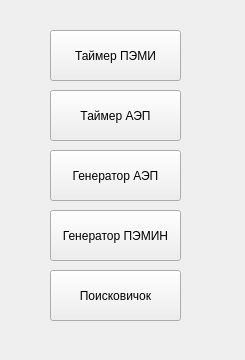
First picture: the form in source/modes/modeswidget.ui, repository VictorZ08/Path, before the edit.
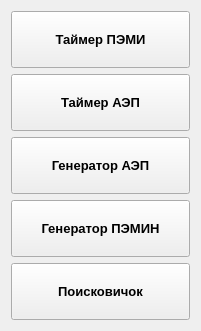
Second picture: the form after the edit.

```diff
--- a/source/modes/modeswidget.ui
+++ b/source/modes/modeswidget.ui
@@ -6,90 +6,119 @@
    <rect>
     <x>0</x>
     <y>0</y>
-    <width>245</width>
-    <height>360</height>
+    <width>201</width>
+    <height>331</height>
    </rect>
   </property>
-  <property name="minimumSize">
-   <size>
-    <width>245</width>
-    <height>360</height>
-   </size>
-  </property>
-  <property name="maximumSize">
-   <size>
-    <width>245</width>
-    <height>360</height>
-   </size>
-  </property>
   <property name="windowTitle">
    <string>Режимы</string>
   </property>
-  <widget class="QPushButton" name="m_generAEP_pb">
-   <property name="geometry">
-    <rect>
-     <x>50</x>
-     <y>150</y>
-     <width>131</width>
-     <height>51</height>
-    </rect>
-   </property>
-   <property name="text">
-    <string>Генератор АЭП</string>
-   </property>
-  </widget>
-  <widget class="QPushButton" name="m_generPEMI_pb">
-   <property name="geometry">
-    <rect>
-     <x>50</x>
-     <y>210</y>
-     <width>131</width>
-     <height>51</height>
-    </rect>
-   </property>
-   <property name="text">
-    <string>Генератор ПЭМИН</string>
-   </property>
-  </widget>
-  <widget class="QPushButton" name="m_timerAEP_pb">
-   <property name="geometry">
-    <rect>
-     <x>50</x>
-     <y>90</y>
-     <width>131</width>
-     <height>51</height>
-    </rect>
-   </property>
-   <property name="text">
-    <string>Таймер АЭП</string>
-   </property>
-  </widget>
-  <widget class="QPushButton" name="m_search_pb">
-   <property name="geometry">
-    <rect>
-     <x>50</x>
-     <y>270</y>
-     <width>131</width>
-     <height>51</height>
-    </rect>
-   </property>
-   <property name="text">
-    <string>Поисковичок</string>
-   </property>
-  </widget>
-  <widget class="QPushButton" name="m_timerPEMI_pb">
-   <property name="geometry">
-    <rect>
-     <x>50</x>
-     <y>30</y>
-     <width>131</width>
-     <height>51</height>
-    </rect>
-   </property>
-   <property name="text">
-    <string>Таймер ПЭМИ</string>
-   </property>
-  </widget>
+  <layout class="QGridLayout" name="gridLayout">
+   <item row="0" column="0">
+    <layout class="QVBoxLayout" name="verticalLayout">
+     <item>
+      <widget class="QPushButton" name="m_timerPEMI_pb">
+       <property name="sizePolicy">
+        <sizepolicy hsizetype="Preferred" vsizetype="Preferred">
+         <horstretch>0</horstretch>
+         <verstretch>0</verstretch>
+        </sizepolicy>
+       </property>
+       <property name="font">
+        <font>
+         <pointsize>10</pointsize>
+         <weight>75</weight>
+         <bold>true</bold>
+        </font>
+       </property>
+       <property name="text">
+        <string>Таймер ПЭМИ</string>
+       </property>
+      </widget>
+     </item>
+     <item>
+      <widget class="QPushButton" name="m_timerAEP_pb">
+       <property name="sizePolicy">
+        <sizepolicy hsizetype="Preferred" vsizetype="Preferred">
+         <horstretch>0</horstretch>
+         <verstretch>0</verstretch>
+        </sizepolicy>
+       </property>
+       <property name="font">
+        <font>
+         <pointsize>10</pointsize>
+         <weight>75</weight>
+         <bold>true</bold>
+        </font>
+       </property>
+       <property name="text">
+        <string>Таймер АЭП</string>
+       </property>
+      </widget>
+     </item>
+     <item>
+      <widget class="QPushButton" name="m_generAEP_pb">
+       <property name="sizePolicy">
+        <sizepolicy hsizetype="Preferred" vsizetype="Preferred">
+         <horstretch>0</horstretch>
+         <verstretch>0</verstretch>
+        </sizepolicy>
+       </property>
+       <property name="font">
+        <font>
+         <pointsize>10</pointsize>
+         <weight>75</weight>
+         <bold>true</bold>
+        </font>
+       </property>
+       <property name="text">
+        <string>Генератор АЭП</string>
+       </property>
+      </widget>
+     </item>
+     <item>
+      <widget class="QPushButton" name="m_generPEMI_pb">
+       <property name="sizePolicy">
+        <sizepolicy hsizetype="Preferred" vsizetype="Preferred">
+         <horstretch>0</horstretch>
+         <verstretch>0</verstretch>
+        </sizepolicy>
+       </property>
+       <property name="font">
+        <font>
+         <pointsize>10</pointsize>
+         <weight>75</weight>
+         <bold>true</bold>
+        </font>
+       </property>
+       <property name="text">
+        <string>Генератор ПЭМИН</string>
+       </property>
+      </widget>
+     </item>
+     <item>
+      <widget class="QPushButton" name="m_search_pb">
+       <property name="sizePolicy">
+        <sizepolicy hsizetype="Preferred" vsizetype="Preferred">
+         <horstretch>0</horstretch>
+         <verstretch>0</verstretch>
+        </sizepolicy>
+       </property>
+       <property name="font">
+        <font>
+         <pointsize>10</pointsize>
+         <weight>75</weight>
+         <bold>true</bold>
+        </font>
+       </property>
+       <property name="text">
+        <string>Поисковичок</string>
+       </property>
+      </widget>
+     </item>
+    </layout>
+   </item>
+  </layout>
  </widget>
  <resources/>
  <connections/>
```
